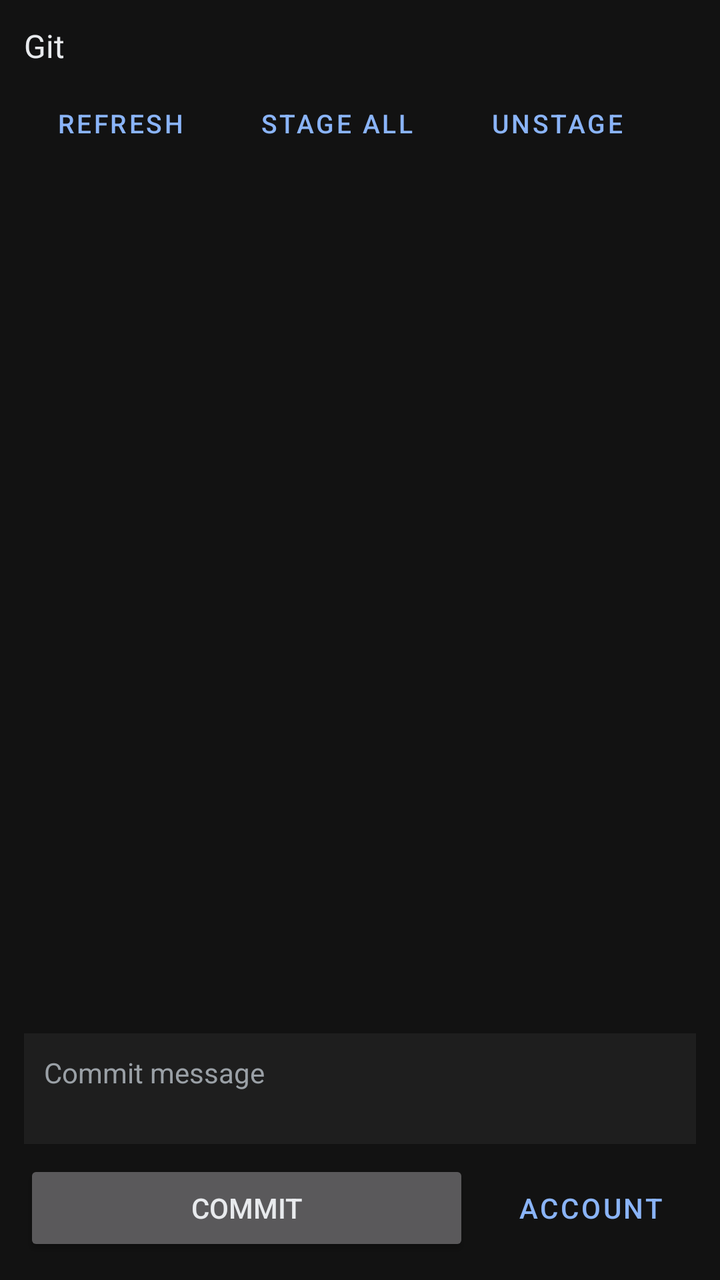
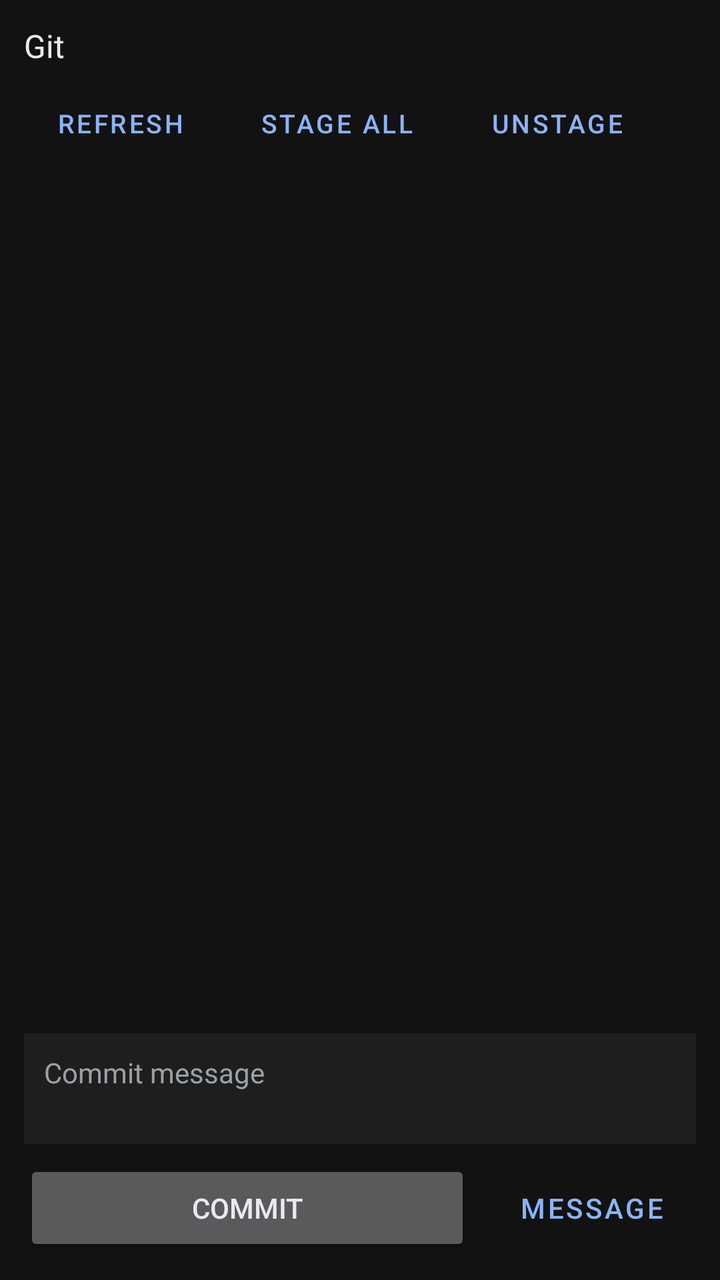

Two renders of the same Android screen: before a commit and after it. Below are the layout's source before the change and the commit's diff.
<!-- AndroidManifest.xml: application theme Theme.AndVibe -->
<!-- res/layout/page_git.xml -->
<?xml version="1.0" encoding="utf-8"?>
<LinearLayout xmlns:android="http://schemas.android.com/apk/res/android"
    android:layout_width="match_parent"
    android:layout_height="match_parent"
    android:orientation="vertical"
    android:padding="12dp">

    <TextView
        android:id="@+id/gitBranch"
        android:layout_width="match_parent"
        android:layout_height="wrap_content"
        android:text="Git"
        android:textColor="@color/ink"
        android:textSize="16sp" />

    <HorizontalScrollView
        android:layout_width="match_parent"
        android:layout_height="wrap_content"
        android:layout_marginTop="8dp"
        android:scrollbars="none">

        <LinearLayout
            android:layout_width="wrap_content"
            android:layout_height="wrap_content"
            android:orientation="horizontal">

            <Button
                android:id="@+id/gitRefresh"
                style="?attr/materialButtonOutlinedStyle"
                android:layout_width="wrap_content"
                android:layout_height="wrap_content"
                android:layout_marginEnd="6dp"
                android:minHeight="40dp"
                android:text="Refresh"
                android:textSize="13sp" />

            <Button
                android:id="@+id/gitStageAll"
                style="?attr/materialButtonOutlinedStyle"
                android:layout_width="wrap_content"
                android:layout_height="wrap_content"
                android:layout_marginEnd="6dp"
                android:minHeight="40dp"
                android:text="Stage all"
                android:textSize="13sp" />

            <Button
                android:id="@+id/gitUnstageAll"
                style="?attr/materialButtonOutlinedStyle"
                android:layout_width="wrap_content"
                android:layout_height="wrap_content"
                android:layout_marginEnd="6dp"
                android:minHeight="40dp"
                android:text="Unstage"
                android:textSize="13sp" />

            <Button
                android:id="@+id/gitPull"
                style="?attr/materialButtonOutlinedStyle"
                android:layout_width="wrap_content"
                android:layout_height="wrap_content"
                android:layout_marginEnd="6dp"
                android:minHeight="40dp"
                android:text="Pull"
                android:textSize="13sp" />

            <Button
                android:id="@+id/gitPush"
                style="?attr/materialButtonOutlinedStyle"
                android:layout_width="wrap_content"
                android:layout_height="wrap_content"
                android:layout_marginEnd="6dp"
                android:minHeight="40dp"
                android:text="Push"
                android:textSize="13sp" />

            <Button
                android:id="@+id/gitFetch"
                style="?attr/materialButtonOutlinedStyle"
                android:layout_width="wrap_content"
                android:layout_height="wrap_content"
                android:layout_marginEnd="6dp"
                android:minHeight="40dp"
                android:text="Fetch"
                android:textSize="13sp" />

            <Button
                android:id="@+id/gitBranches"
                style="?attr/materialButtonOutlinedStyle"
                android:layout_width="wrap_content"
                android:layout_height="wrap_content"
                android:layout_marginEnd="6dp"
                android:minHeight="40dp"
                android:text="Branch"
                android:textSize="13sp" />

            <Button
                android:id="@+id/gitLog"
                style="?attr/materialButtonOutlinedStyle"
                android:layout_width="wrap_content"
                android:layout_height="wrap_content"
                android:layout_marginEnd="6dp"
                android:minHeight="40dp"
                android:text="Log"
                android:textSize="13sp" />

            <Button
                android:id="@+id/gitInit"
                style="?attr/materialButtonOutlinedStyle"
                android:layout_width="wrap_content"
                android:layout_height="wrap_content"
                android:minHeight="40dp"
                android:text="Init"
                android:textSize="13sp" />
        </LinearLayout>
    </HorizontalScrollView>

    <TextView
        android:id="@+id/gitSummary"
        android:layout_width="match_parent"
        android:layout_height="wrap_content"
        android:layout_marginTop="6dp"
        android:textColor="@color/muted"
        android:textSize="12sp" />

    <FrameLayout
        android:layout_width="match_parent"
        android:layout_height="0dp"
        android:layout_marginTop="8dp"
        android:layout_weight="1">

        <ListView
            android:id="@+id/gitChanges"
            android:layout_width="match_parent"
            android:layout_height="match_parent"
            android:cacheColorHint="@android:color/transparent"
            android:divider="@android:color/transparent"
            android:dividerHeight="0dp" />

        <TextView
            android:id="@+id/gitEmpty"
            android:layout_width="match_parent"
            android:layout_height="match_parent"
            android:gravity="center"
            android:text="No changes"
            android:textColor="@color/muted"
            android:textSize="14sp"
            android:visibility="gone" />

        <ScrollView
            android:id="@+id/gitDetailScroll"
            android:layout_width="match_parent"
            android:layout_height="match_parent"
            android:fillViewport="true"
            android:visibility="gone">

            <TextView
                android:id="@+id/gitDetail"
                android:layout_width="match_parent"
                android:layout_height="wrap_content"
                android:fontFamily="monospace"
                android:textColor="@color/ink"
                android:textIsSelectable="true"
                android:textSize="12sp" />
        </ScrollView>
    </FrameLayout>

    <Button
        android:id="@+id/gitDetailClose"
        style="?attr/materialButtonOutlinedStyle"
        android:layout_width="match_parent"
        android:layout_height="wrap_content"
        android:layout_marginTop="8dp"
        android:text="Back to changes"
        android:visibility="gone" />

    <LinearLayout
        android:id="@+id/gitComposer"
        android:layout_width="match_parent"
        android:layout_height="wrap_content"
        android:layout_marginTop="8dp"
        android:orientation="vertical">

        <EditText
            android:id="@+id/gitMessage"
            android:layout_width="match_parent"
            android:layout_height="wrap_content"
            android:background="@color/panel"
            android:gravity="top|start"
            android:hint="Commit message"
            android:importantForAutofill="no"
            android:inputType="textMultiLine|textCapSentences"
            android:maxLines="4"
            android:minLines="2"
            android:padding="10dp"
            android:textColor="@color/ink"
            android:textColorHint="@color/muted"
            android:textSize="14sp" />

        <LinearLayout
            android:layout_width="match_parent"
            android:layout_height="wrap_content"
            android:layout_marginTop="8dp"
            android:orientation="horizontal">

            <Button
                android:id="@+id/gitCommit"
                android:layout_width="0dp"
                android:layout_height="wrap_content"
                android:layout_weight="1"
                android:text="Commit" />

            <Button
                android:id="@+id/gitAccount"
                style="?attr/materialButtonOutlinedStyle"
                android:layout_width="wrap_content"
                android:layout_height="wrap_content"
                android:layout_marginStart="8dp"
                android:text="Account" />
        </LinearLayout>
    </LinearLayout>
</LinearLayout>
<!-- resources referenced by this layout -->
<resources>
  <color name="ink">#FFE8EAED</color>
  <color name="muted">#FF9AA0A6</color>
  <color name="panel">#FF1E1E1E</color>
  <style name="Theme.AndVibe" parent="Theme.MaterialComponents.NoActionBar">
          <item name="colorPrimary">@color/accent</item>
          <item name="colorPrimaryVariant">@color/bg</item>
          <item name="colorOnPrimary">@color/bg</item>
          <item name="colorSecondary">@color/accent</item>
          <item name="colorOnSecondary">@color/bg</item>
          <item name="colorOnSurface">@color/ink</item>
          <item name="colorSurface">@color/panel</item>
          <item name="android:statusBarColor">@color/bg</item>
          <item name="android:navigationBarColor">@color/bg</item>
          <item name="android:windowBackground">@color/bg</item>
          <item name="android:textColorPrimary">@color/ink</item>
          <item name="android:textColorSecondary">@color/muted</item>
          <item name="android:editTextColor">@color/ink</item>
          <item name="android:textColorHint">@color/muted</item>
          <item name="colorControlActivated">@color/accent</item>
          <item name="android:forceDarkAllowed">false</item>
          <item name="materialButtonStyle">@style/Widget.AndVibe.Button</item>
      </style>
  <color name="accent">#FF8AB4F8</color>
  <color name="bg">#FF121212</color>
  <style name="Widget.AndVibe.Button" parent="Widget.MaterialComponents.Button">
          <item name="android:textAllCaps">false</item>
      </style>
</resources>

<!-- the commit's change to res/layout/page_git.xml (unified diff, before → after) -->
@@ -129,13 +129,18 @@
         android:layout_marginTop="8dp"
         android:layout_weight="1">
 
-        <ListView
-            android:id="@+id/gitChanges"
+        <ScrollView
+            android:id="@+id/gitScroll"
             android:layout_width="match_parent"
             android:layout_height="match_parent"
-            android:cacheColorHint="@android:color/transparent"
-            android:divider="@android:color/transparent"
-            android:dividerHeight="0dp" />
+            android:fillViewport="true">
+
+            <LinearLayout
+                android:id="@+id/gitLists"
+                android:layout_width="match_parent"
+                android:layout_height="wrap_content"
+                android:orientation="vertical" />
+        </ScrollView>
 
         <TextView
             android:id="@+id/gitEmpty"
@@ -211,12 +216,12 @@
                 android:text="Commit" />
 
             <Button
-                android:id="@+id/gitAccount"
+                android:id="@+id/gitSuggest"
                 style="?attr/materialButtonOutlinedStyle"
                 android:layout_width="wrap_content"
                 android:layout_height="wrap_content"
                 android:layout_marginStart="8dp"
-                android:text="Account" />
+                android:text="Message" />
         </LinearLayout>
     </LinearLayout>
 </LinearLayout>
